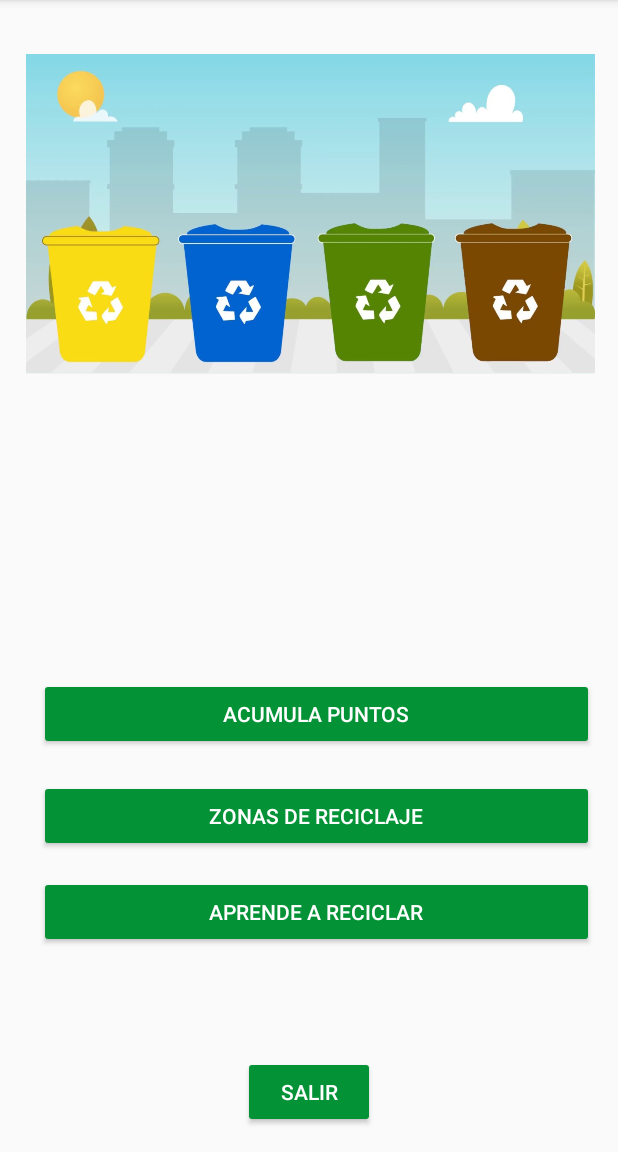
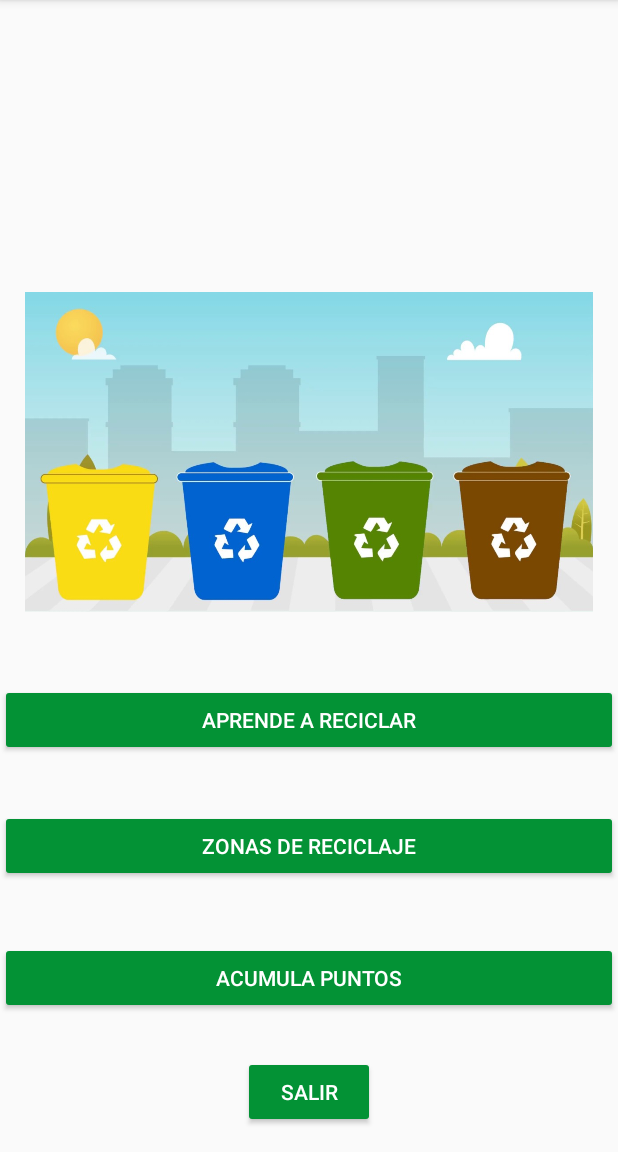
Before and after one commit to PROYECTOUNAD/Appmovil, an Android app: the principal screen opened directly, with no data from a screen before it, on a phone screen of 412 x 824 dp, the part 84-1236 px from its top. Run offline under Robolectric (Android 15) with nearby library versions, the phone set to English and light mode, and no system bars; our stand-ins replace Firebase (no records; nobody signed in at launch, a user with empty details on screens opened directly); Roboto replaces fonts that are not available here.

```diff
--- a/app/src/main/res/layout/activity_consultar_bon_pun.xml
+++ b/app/src/main/res/layout/activity_consultar_bon_pun.xml
@@ -9,7 +9,7 @@
         android:id="@+id/paper"
         android:layout_width="wrap_content"
         android:layout_height="wrap_content"
-        app:srcCompat="@drawable/estrella" />
+        app:srcCompat="@drawable/aprenderreciclar" />
 
     <TextView
         android:id="@+id/npuntosR"
--- a/app/src/main/res/layout/activity_principal.xml
+++ b/app/src/main/res/layout/activity_principal.xml
@@ -7,69 +7,53 @@
     android:layout_height="match_parent"
     tools:context=".principal">
 
-    <LinearLayout
-        android:id="@+id/linearLayout3"
-        android:layout_width="414dp"
-        android:layout_height="226dp"
-        android:layout_marginTop="36dp"
-        android:baselineAligned="false"
-        android:hapticFeedbackEnabled="false"
-        android:orientation="vertical"
-        app:layout_constraintBottom_toTopOf="@+id/linearLayout4"
-        app:layout_constraintEnd_toEndOf="parent"
-        app:layout_constraintStart_toStartOf="parent"
-        app:layout_constraintTop_toTopOf="parent"
-        app:layout_constraintVertical_bias="0.0">
 
     <ImageView
         android:id="@+id/imageView3"
         android:layout_width="match_parent"
         android:layout_height="213dp"
-            app:srcCompat="@drawable/reciclajes" />
-    </LinearLayout>
+        android:layout_marginBottom="48dp"
+        app:layout_constraintBottom_toTopOf="@+id/aprendeR"
+        app:srcCompat="@drawable/reciclajes"
+        tools:layout_editor_absoluteX="0dp" />
 
-    <LinearLayout
-        android:id="@+id/linearLayout4"
-        android:layout_width="370dp"
-        android:layout_height="240dp"
-        android:layout_marginEnd="16dp"
-        android:layout_marginBottom="76dp"
-        android:orientation="vertical"
-        app:layout_constraintBottom_toBottomOf="parent"
-        app:layout_constraintEnd_toEndOf="parent">
 
     <Button
         android:id="@+id/reciclarR"
         android:layout_width="match_parent"
         android:layout_height="wrap_content"
-            android:layout_marginBottom="20dp"
+        android:layout_marginBottom="28dp"
         android:autoText="false"
         android:backgroundTint="#039235"
         android:lineSpacingExtra="8sp"
         android:text="Acumula Puntos"
-            android:textColor="@color/colorBlanco" />
+        android:textColor="@color/colorBlanco"
+        app:layout_constraintBottom_toTopOf="@+id/cerrarSesion"
+        tools:layout_editor_absoluteX="0dp" />
 
     <Button
         android:id="@+id/zonasR"
         android:layout_width="match_parent"
         android:layout_height="wrap_content"
-            android:layout_marginBottom="16dp"
+        android:layout_marginBottom="40dp"
         android:backgroundTint="#039235"
         android:lineSpacingExtra="8sp"
         android:text="Zonas de Reciclaje"
-            android:textColor="@color/colorBlanco" />
+        android:textColor="@color/colorBlanco"
+        app:layout_constraintBottom_toTopOf="@+id/reciclarR"
+        tools:layout_editor_absoluteX="0dp" />
 
     <Button
         android:id="@+id/aprendeR"
         android:layout_width="match_parent"
         android:layout_height="wrap_content"
-            android:layout_marginBottom="16dp"
+        android:layout_marginBottom="36dp"
         android:backgroundTint="#039235"
         android:lineSpacingExtra="8sp"
         android:text="Aprende a Reciclar"
-            android:textColor="@color/colorBlanco" />
-
-    </LinearLayout>
+        android:textColor="@color/colorBlanco"
+        app:layout_constraintBottom_toTopOf="@+id/zonasR"
+        tools:layout_editor_absoluteX="0dp" />
 
     <Button
         android:id="@+id/cerrarSesion"
```
Also changed, not shown: app/src/main/java/app/movil/pmcaso11/consultarBonPun.java (+2 -6 lines), app/src/main/java/app/movil/pmcaso11/registroUsu.java (+3 -4 lines), app/src/main/res/layout/activity_main.xml (+21 -16 lines), app/src/main/res/layout/activity_reciclaje.xml (+1 -9 lines). Lines whose indentation alone changed are shown as unchanged.
